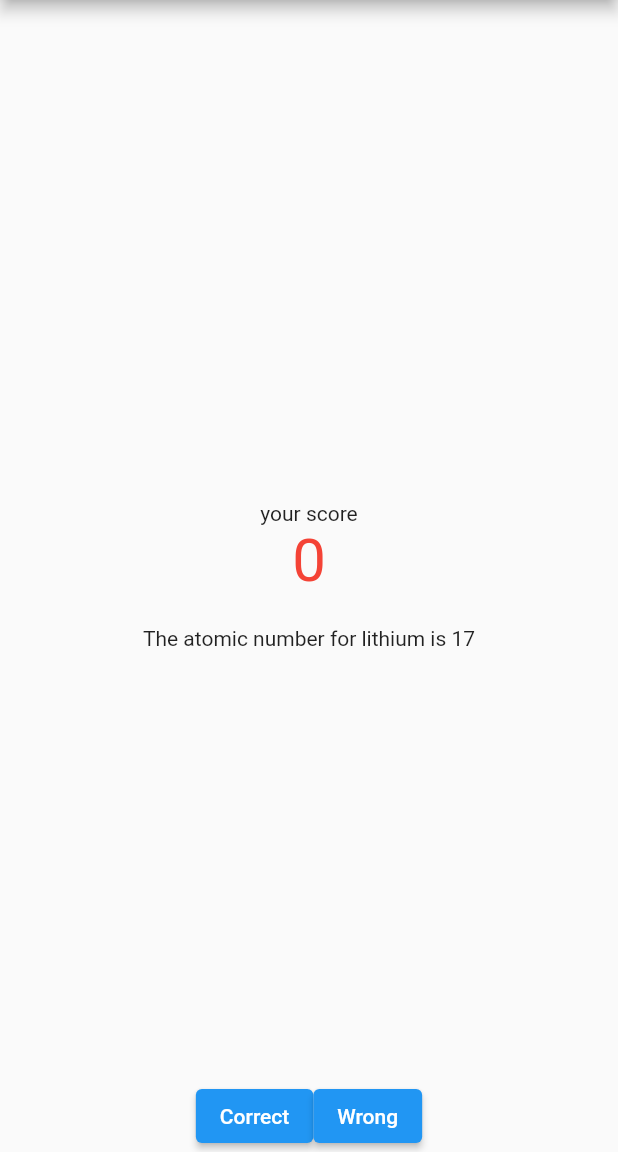
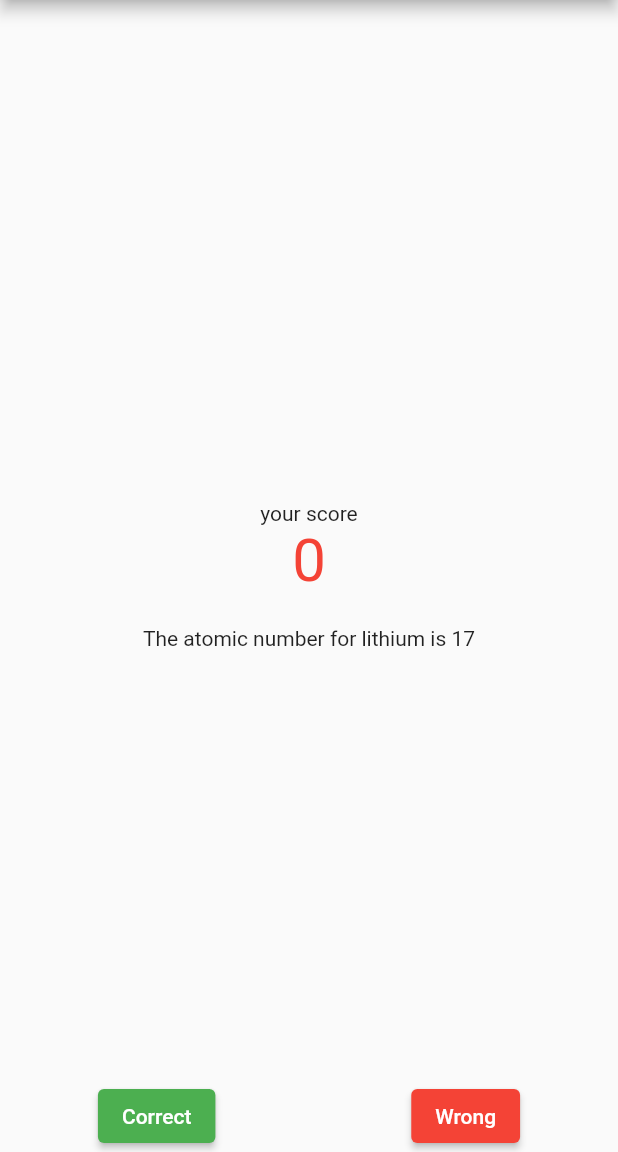
Before and after one commit to ridho-pratama-putra/flutter_app, a Flutter app: the screen it shows after launch, on a phone screen of 412 x 824 dp, the part 84-1236 px from its top. Run offline on Flutter 3.47's test engine with Material 2 defaults, Android fonts, the phone set to English and light mode, and no system bars; our stand-ins replace firebase_core, firebase_crashlytics; accounts and stored records are empty; generated files the repository leaves out were written again.

Commit message:
fix button align

```diff
--- a/lib/main.dart
+++ b/lib/main.dart
@@ -130,14 +130,15 @@ class _MyHomePageState extends State<MyHomePage> {
           ],
         ),
       ),
-      bottomSheet: Row(
-        mainAxisAlignment: MainAxisAlignment.spaceAround,
+      bottomSheet: LayoutBuilder(builder: (context, constraints) {
+        if (_questionsIndex != questions.length &&
+            _questionsIndex != _questionAnswered) {
+          return RightOrWrongButton(isAnswerCorrect: _isAnswerCorrect);
+        } else if (_questionsIndex != questions.length &&
+            _questionsIndex == _questionAnswered) {
+          return Row(
+            mainAxisAlignment: MainAxisAlignment.center,
             children: [
-          if (_questionsIndex != questions.length &&
-              _questionsIndex != _questionAnswered)
-            RightOrWrongButton(isAnswerCorrect: _isAnswerCorrect)
-          else if (_questionsIndex != questions.length &&
-              _questionsIndex == _questionAnswered)
               ElevatedButton(
                   onPressed: () {
                     setState(() {
@@ -145,10 +146,14 @@ class _MyHomePageState extends State<MyHomePage> {
                     });
                   },
                   child: const Text("Next"))
-          else
-            ResetQuestionButton(resetQuestion: _resetQuestion)
             ],
-      ),
+          );
+        } else {
+          return Row(
+              mainAxisAlignment: MainAxisAlignment.center,
+              children: [ResetQuestionButton(resetQuestion: _resetQuestion)]);
+        }
+      }),
     );
   }
 }
--- a/lib/right_or_wrong_button.dart
+++ b/lib/right_or_wrong_button.dart
@@ -5,23 +5,27 @@ import 'button.dart';
 class RightOrWrongButton extends StatelessWidget {
   final Function isAnswerCorrect;
 
-  const RightOrWrongButton({Key? key, required this.isAnswerCorrect}) : super(key: key);
+  const RightOrWrongButton({Key? key, required this.isAnswerCorrect})
+      : super(key: key);
 
   @override
   Widget build(BuildContext context) {
-    return Container(
-      child: Row(
-        crossAxisAlignment: CrossAxisAlignment.start,
-        mainAxisAlignment: MainAxisAlignment.spaceEvenly,
-        children: [
-          MyButton(
-              onPressedCallback: () => isAnswerCorrect(true),
-              child: const Text('Correct')),
-          MyButton(
-              onPressedCallback: () => isAnswerCorrect(false),
-              child: const Text('Wrong')),
-        ],
-      )
+    return Row(
+      mainAxisAlignment: MainAxisAlignment.spaceAround,
+      children: [
+        ElevatedButton(
+          onPressed: () => isAnswerCorrect(true),
+          style: ButtonStyle(
+              backgroundColor: MaterialStateProperty.all(Colors.green)),
+          child: const Text('Correct'),
+        ),
+        ElevatedButton(
+          onPressed: () => isAnswerCorrect(false),
+          style: ButtonStyle(
+              backgroundColor: MaterialStateProperty.all(Colors.red)),
+          child: const Text('Wrong'),
+        ),
+      ],
     );
   }
 }
```
Lines whose indentation alone changed are shown as unchanged.
